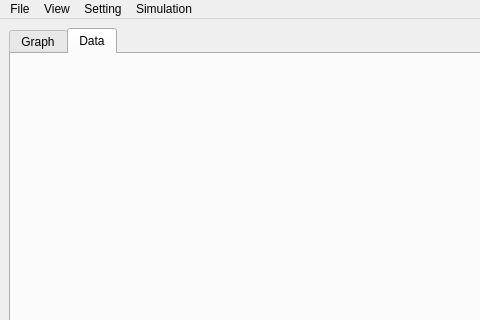
Above: view/ui/main_view.ui from zkdlu/PyQt_Project before the change; both pictures show x 0 to 480 and y 0 to 320 of the 800 by 600 pixel window. Below: the same form after it.
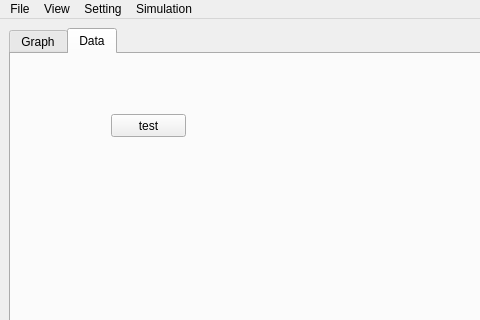
That is the form after the change. Icons and pictures are not drawn.

What changed in the file:
```diff
--- a/view/ui/main_view.ui
+++ b/view/ui/main_view.ui
@@ -33,6 +33,19 @@
        <attribute name="title">
         <string>Data</string>
        </attribute>
+       <widget class="QPushButton" name="btn_test">
+        <property name="geometry">
+         <rect>
+          <x>100</x>
+          <y>60</y>
+          <width>75</width>
+          <height>23</height>
+         </rect>
+        </property>
+        <property name="text">
+         <string>test</string>
+        </property>
+       </widget>
       </widget>
      </widget>
     </item>
```
